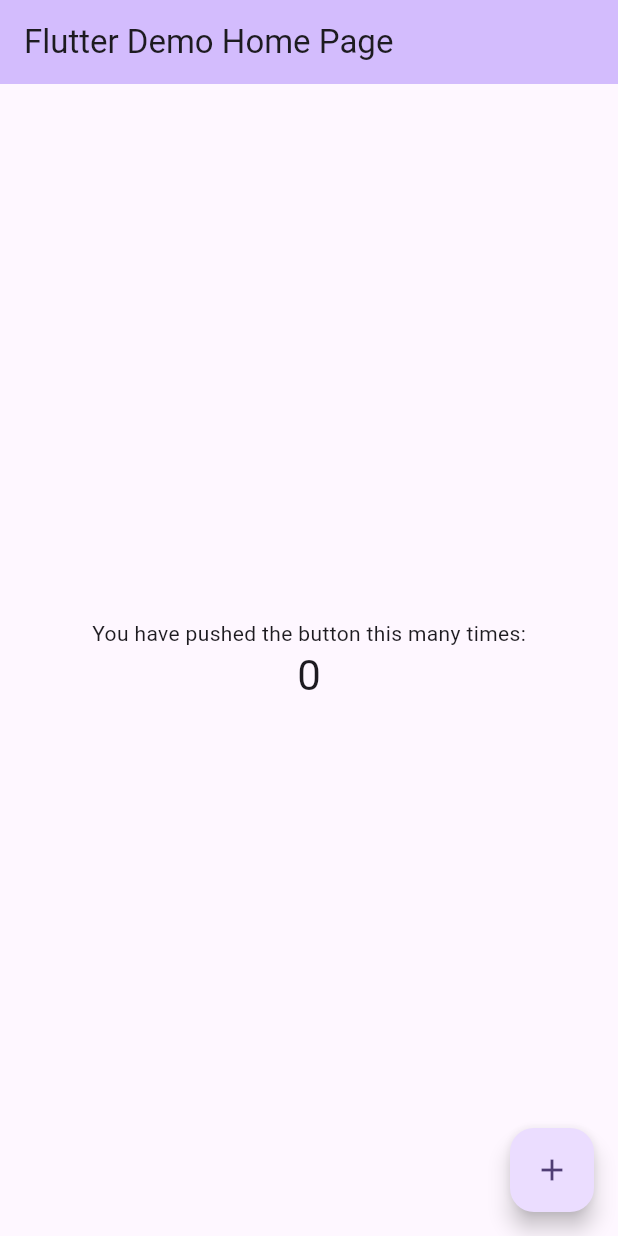
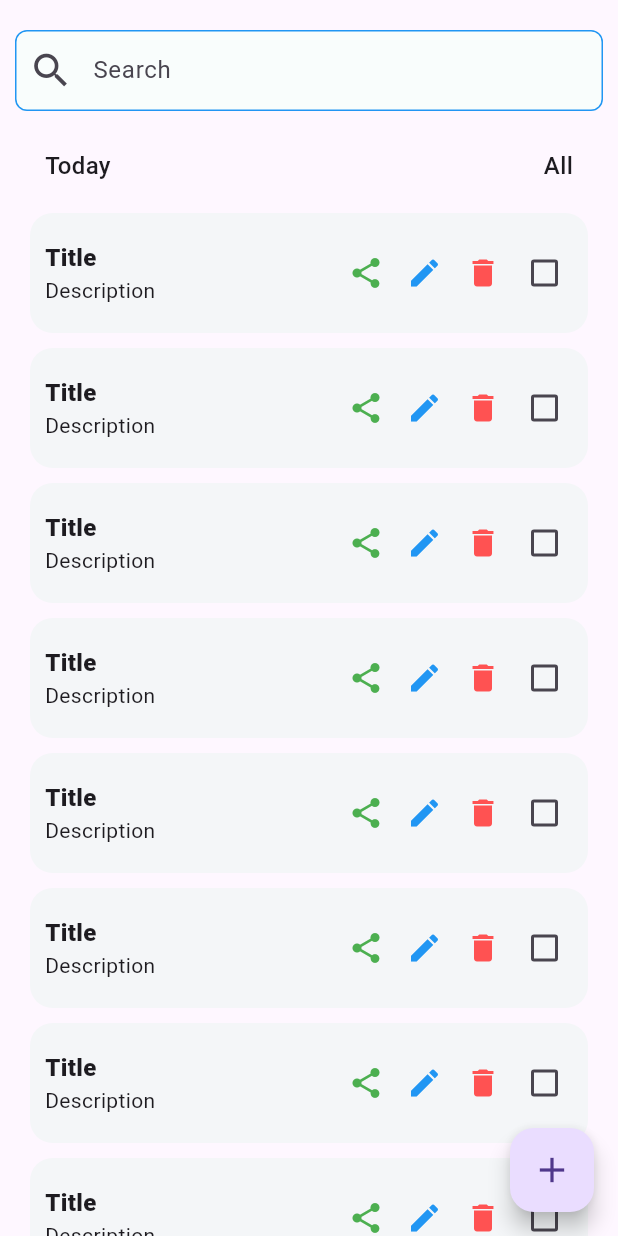
Before and after one commit to FiroozMohammadi/To-Do-App, a Flutter app: the screen it shows after launch, on a phone screen of 412 x 824 dp. Run offline on Flutter 3.47's test engine with Material 3 defaults, Android fonts, the phone set to English and light mode, and no system bars.

Commit message:
Design Home Page

```diff
--- /dev/null
+++ b/lib/homePage.dart
@@ -0,0 +1,193 @@
+import 'package:flutter/material.dart';
+
+class Home extends StatefulWidget {
+  const Home({super.key});
+
+  @override
+  State<Home> createState() => _HomeState();
+}
+
+class _HomeState extends State<Home> {
+  Set<int> _selectedIndices = {};
+  @override
+  Widget build(BuildContext context) {
+    return SafeArea(
+      child: Scaffold(
+        body: Column(
+          children: [
+            Padding(
+              padding: const EdgeInsets.symmetric(vertical: 20, horizontal: 10),
+              child: TextField(
+                decoration: InputDecoration(
+                  hintText: "Search",
+                  prefixIcon: const Icon(
+                    Icons.search,
+                    size: 30,
+                  ),
+                  filled: true,
+                  fillColor: const Color.fromARGB(255, 249, 253, 252),
+                  contentPadding:
+                      const EdgeInsets.symmetric(horizontal: 15, vertical: 15),
+                  enabledBorder: OutlineInputBorder(
+                    borderSide: const BorderSide(color: Colors.blue),
+                    borderRadius: BorderRadius.circular(8.0),
+                  ),
+                  focusedBorder: OutlineInputBorder(
+                    borderSide: BorderSide(color: Colors.grey.shade900),
+                    borderRadius: BorderRadius.circular(8.0),
+                  ),
+                ),
+              ),
+            ),
+            Padding(
+              padding: EdgeInsets.symmetric(horizontal: 30, vertical: 5),
+              child: Row(
+                mainAxisAlignment: MainAxisAlignment.spaceBetween,
+                crossAxisAlignment: CrossAxisAlignment.center,
+                mainAxisSize: MainAxisSize.max,
+                children: [
+                  InkWell(
+                    onTap: () {},
+                    child: const Text(
+                      "Today",
+                      style: TextStyle(
+                        fontSize: 16,
+                        fontWeight: FontWeight.w500,
+                      ),
+                    ),
+                  ),
+                  InkWell(
+                    onTap: () {},
+                    child: const Text(
+                      "All",
+                      style: TextStyle(
+                        fontSize: 16,
+                        fontWeight: FontWeight.w500,
+                      ),
+                    ),
+                  ),
+                ],
+              ),
+            ),
+            const SizedBox(
+              height: 10,
+            ),
+            Expanded(
+                child: Padding(
+              padding: const EdgeInsets.symmetric(horizontal: 15),
+              child: ListView.builder(
+                itemCount: 10,
+                itemBuilder: (BuildContext context, int index) {
+                  bool isChecked = _selectedIndices.contains(index);
+                  return Padding(
+                    padding: const EdgeInsets.all(5),
+                    child: Container(
+                      height: 80,
+                      decoration: const BoxDecoration(
+                        color: Color.fromARGB(255, 244, 246, 248),
+                        borderRadius: BorderRadius.all(
+                          Radius.circular(15),
+                        ),
+                      ),
+                      child: Padding(
+                        padding: const EdgeInsets.only(left: 10),
+                        child: Row(
+                          mainAxisAlignment: MainAxisAlignment.spaceBetween,
+                          crossAxisAlignment: CrossAxisAlignment.center,
+                          children: [
+                            const Column(
+                              mainAxisAlignment: MainAxisAlignment.spaceEvenly,
+                              mainAxisSize: MainAxisSize.min,
+                              crossAxisAlignment: CrossAxisAlignment.start,
+                              children: [
+                                Text(
+                                  "Title",
+                                  style: TextStyle(
+                                      fontSize: 16,
+                                      fontWeight: FontWeight.w800),
+                                ),
+                                Text(
+                                  "Description",
+                                  style: TextStyle(
+                                      fontSize: 14,
+                                      fontWeight: FontWeight.w400),
+                                ),
+                              ],
+                            ),
+                            Padding(
+                              padding: const EdgeInsets.only(right: 5),
+                              child: Row(
+                                mainAxisAlignment:
+                                    MainAxisAlignment.spaceEvenly,
+                                crossAxisAlignment: CrossAxisAlignment.center,
+                                mainAxisSize: MainAxisSize.max,
+                                children: [
+                                  InkWell(
+                                    onTap: () {},
+                                    child: const Icon(
+                                      Icons.share,
+                                      size: 24,
+                                      color: Colors.green,
+                                    ),
+                                  ),
+                                  const SizedBox(
+                                    width: 15,
+                                  ),
+                                  InkWell(
+                                    onTap: () {},
+                                    child: const Icon(
+                                      Icons.edit,
+                                      size: 24,
+                                      color: Colors.blue,
+                                    ),
+                                  ),
+                                  const SizedBox(
+                                    width: 15,
+                                  ),
+                                  InkWell(
+                                    onTap: () {},
+                                    child: const Icon(
+                                      Icons.delete,
+                                      size: 24,
+                                      color: Colors.redAccent,
+                                    ),
+                                  ),
+                                  const SizedBox(
+                                    width: 5,
+                                  ),
+                                  Checkbox(
+                                    value: isChecked,
+                                    onChanged: (bool? value) {
+                                      setState(() {
+                                        if (value == true) {
+                                          _selectedIndices.add(index);
+                                        } else {
+                                          _selectedIndices.remove(index);
+                                        }
+                                      });
+                                    },
+                                  )
+                                ],
+                              ),
+                            ),
+                          ],
+                        ),
+                      ),
+                    ),
+                  );
+                },
+              ),
+            )),
+          ],
+        ),
+        floatingActionButton: FloatingActionButton(
+          onPressed: () {},
+          child: const Icon(
+            Icons.add,
+            size: 28,
+          ),
+        ),
+      ),
+    );
+  }
+}
--- a/lib/main.dart
+++ b/lib/main.dart
@@ -1,125 +1,7 @@
 import 'package:flutter/material.dart';
+import 'package:to_do_app/homePage.dart';
 
-void main() {
-  runApp(const MyApp());
-}
-
-class MyApp extends StatelessWidget {
-  const MyApp({super.key});
-
-  // This widget is the root of your application.
-  @override
-  Widget build(BuildContext context) {
-    return MaterialApp(
-      title: 'Flutter Demo',
-      theme: ThemeData(
-        // This is the theme of your application.
-        //
-        // TRY THIS: Try running your application with "flutter run". You'll see
-        // the application has a purple toolbar. Then, without quitting the app,
-        // try changing the seedColor in the colorScheme below to Colors.green
-        // and then invoke "hot reload" (save your changes or press the "hot
-        // reload" button in a Flutter-supported IDE, or press "r" if you used
-        // the command line to start the app).
-        //
-        // Notice that the counter didn't reset back to zero; the application
-        // state is not lost during the reload. To reset the state, use hot
-        // restart instead.
-        //
-        // This works for code too, not just values: Most code changes can be
-        // tested with just a hot reload.
-        colorScheme: ColorScheme.fromSeed(seedColor: Colors.deepPurple),
-        useMaterial3: true,
-      ),
-      home: const MyHomePage(title: 'Flutter Demo Home Page'),
-    );
-  }
-}
-
-class MyHomePage extends StatefulWidget {
-  const MyHomePage({super.key, required this.title});
-
-  // This widget is the home page of your application. It is stateful, meaning
-  // that it has a State object (defined below) that contains fields that affect
-  // how it looks.
-
-  // This class is the configuration for the state. It holds the values (in this
-  // case the title) provided by the parent (in this case the App widget) and
-  // used by the build method of the State. Fields in a Widget subclass are
-  // always marked "final".
-
-  final String title;
-
-  @override
-  State<MyHomePage> createState() => _MyHomePageState();
-}
-
-class _MyHomePageState extends State<MyHomePage> {
-  int _counter = 0;
-
-  void _incrementCounter() {
-    setState(() {
-      // This call to setState tells the Flutter framework that something has
-      // changed in this State, which causes it to rerun the build method below
-      // so that the display can reflect the updated values. If we changed
-      // _counter without calling setState(), then the build method would not be
-      // called again, and so nothing would appear to happen.
-      _counter++;
-    });
-  }
-
-  @override
-  Widget build(BuildContext context) {
-    // This method is rerun every time setState is called, for instance as done
-    // by the _incrementCounter method above.
-    //
-    // The Flutter framework has been optimized to make rerunning build methods
-    // fast, so that you can just rebuild anything that needs updating rather
-    // than having to individually change instances of widgets.
-    return Scaffold(
-      appBar: AppBar(
-        // TRY THIS: Try changing the color here to a specific color (to
-        // Colors.amber, perhaps?) and trigger a hot reload to see the AppBar
-        // change color while the other colors stay the same.
-        backgroundColor: Theme.of(context).colorScheme.inversePrimary,
-        // Here we take the value from the MyHomePage object that was created by
-        // the App.build method, and use it to set our appbar title.
-        title: Text(widget.title),
-      ),
-      body: Center(
-        // Center is a layout widget. It takes a single child and positions it
-        // in the middle of the parent.
-        child: Column(
-          // Column is also a layout widget. It takes a list of children and
-          // arranges them vertically. By default, it sizes itself to fit its
-          // children horizontally, and tries to be as tall as its parent.
-          //
-          // Column has various properties to control how it sizes itself and
-          // how it positions its children. Here we use mainAxisAlignment to
-          // center the children vertically; the main axis here is the vertical
-          // axis because Columns are vertical (the cross axis would be
-          // horizontal).
-          //
-          // TRY THIS: Invoke "debug painting" (choose the "Toggle Debug Paint"
-          // action in the IDE, or press "p" in the console), to see the
-          // wireframe for each widget.
-          mainAxisAlignment: MainAxisAlignment.center,
-          children: <Widget>[
-            const Text(
-              'You have pushed the button this many times:',
-            ),
-            Text(
-              '$_counter',
-              style: Theme.of(context).textTheme.headlineMedium,
-            ),
-          ],
-        ),
-      ),
-      floatingActionButton: FloatingActionButton(
-        onPressed: _incrementCounter,
-        tooltip: 'Increment',
-        child: const Icon(Icons.add),
-      ), // This trailing comma makes auto-formatting nicer for build methods.
-    );
-  }
-}
+void main() => runApp(const MaterialApp(
+      debugShowCheckedModeBanner: false,
+      home: Home(),
+    ));
```
